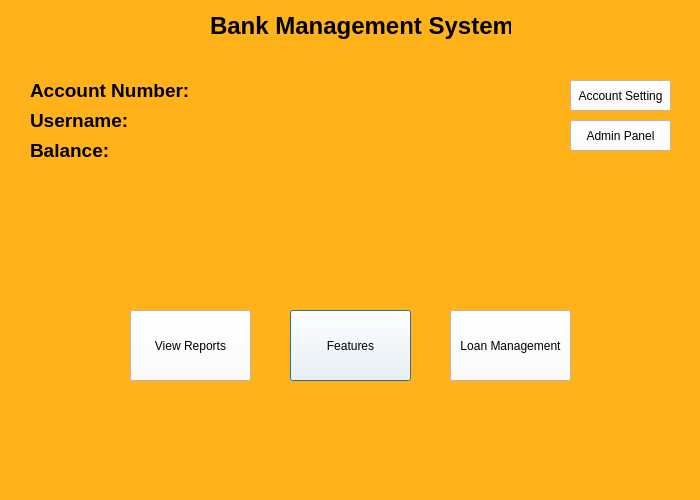
The window that BankManagement_Extra/Forms/mainbankgui.ui (SamDukJin/OOP_Proj-new-) describes before a commit, drawn with Qt 5.
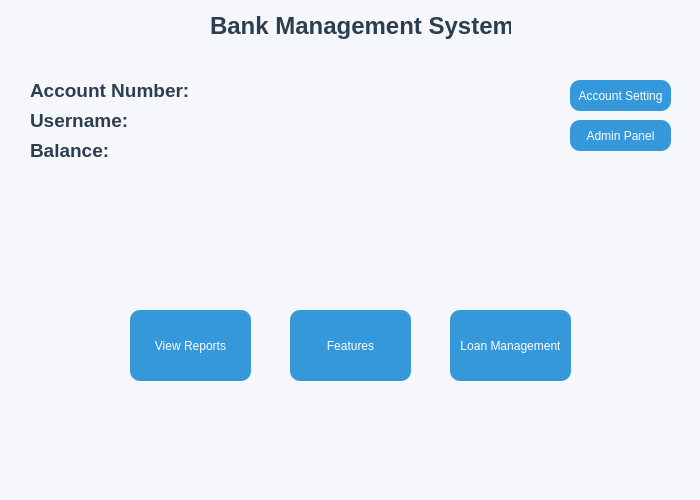
The same window after the commit.

```diff
--- a/BankManagement_Extra/Forms/mainbankgui.ui
+++ b/BankManagement_Extra/Forms/mainbankgui.ui
@@ -15,8 +15,9 @@
   </property>
   <property name="styleSheet">
    <string notr="true">QDialog{
-	background-color: rgb(255, 178, 25)
-}</string>
+background-color: #f5f7fa;
+}
+</string>
   </property>
   <widget class="QLabel" name="label">
    <property name="geometry">
@@ -35,7 +36,8 @@
    </property>
    <property name="styleSheet">
     <string notr="true">QLabel {
-    color: black;
+    color: #2c3e50;
+    font-weight: bold;
 }</string>
    </property>
    <property name="text">
@@ -59,7 +61,8 @@
    </property>
    <property name="styleSheet">
     <string notr="true">QLabel {
-    color: black;
+    color: #2c3e50;
+    font-weight: bold;
 }</string>
    </property>
    <property name="text">
@@ -83,7 +86,8 @@
    </property>
    <property name="styleSheet">
     <string notr="true">QLabel {
-    color: black;
+    color: #2c3e50;
+    font-weight: bold;
 }</string>
    </property>
    <property name="text">
@@ -107,7 +111,8 @@
    </property>
    <property name="styleSheet">
     <string notr="true">QLabel {
-    color: black;
+    color: #2c3e50;
+    font-weight: bold;
 }</string>
    </property>
    <property name="text">
@@ -124,9 +129,19 @@
     </rect>
    </property>
    <property name="styleSheet">
-    <string notr="true">QPushButton{
-	color: black;
-	background-color:white
+    <string notr="true">QPushButton {
+    background-color: #3498db;
+    color: white;
+    border: none;
+    border-radius: 10px;
+}
+
+QPushButton:hover {
+    background-color: #2980b9;
+}
+
+QPushButton:pressed {
+    background-color: #1c5985;
 }</string>
    </property>
    <property name="text">
@@ -143,9 +158,19 @@
     </rect>
    </property>
    <property name="styleSheet">
-    <string notr="true">QPushButton{
-	color: black;
-	background-color:white
+    <string notr="true">QPushButton {
+    background-color: #3498db;
+    color: white;
+    border: none;
+    border-radius: 10px;
+}
+
+QPushButton:hover {
+    background-color: #2980b9;
+}
+
+QPushButton:pressed {
+    background-color: #1c5985;
 }</string>
    </property>
    <property name="text">
@@ -162,9 +187,19 @@
     </rect>
    </property>
    <property name="styleSheet">
-    <string notr="true">QPushButton{
-	color: black;
-	background-color:white
+    <string notr="true">QPushButton {
+    background-color: #3498db;
+    color: white;
+    border: none;
+    border-radius: 10px;
+}
+
+QPushButton:hover {
+    background-color: #2980b9;
+}
+
+QPushButton:pressed {
+    background-color: #1c5985;
 }</string>
    </property>
    <property name="text">
@@ -181,9 +216,19 @@
     </rect>
    </property>
    <property name="styleSheet">
-    <string notr="true">QPushButton{
-	color: black;
-	background-color:white
+    <string notr="true">QPushButton {
+    background-color: #3498db;
+    color: white;
+    border: none;
+    border-radius: 10px;
+}
+
+QPushButton:hover {
+    background-color: #2980b9;
+}
+
+QPushButton:pressed {
+    background-color: #1c5985;
 }</string>
    </property>
    <property name="text">
@@ -200,9 +245,19 @@
     </rect>
    </property>
    <property name="styleSheet">
-    <string notr="true">QPushButton{
-	color: black;
-	background-color:white
+    <string notr="true">QPushButton {
+    background-color: #3498db;
+    color: white;
+    border: none;
+    border-radius: 10px;
+}
+
+QPushButton:hover {
+    background-color: #2980b9;
+}
+
+QPushButton:pressed {
+    background-color: #1c5985;
 }</string>
    </property>
    <property name="text">
```
